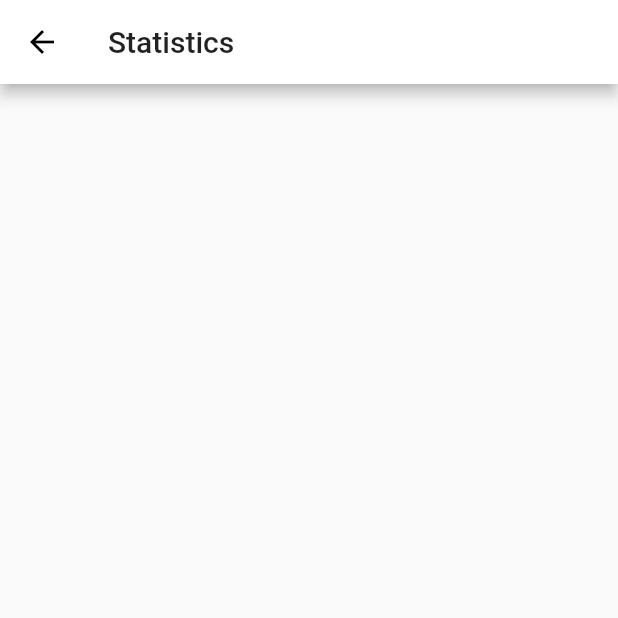
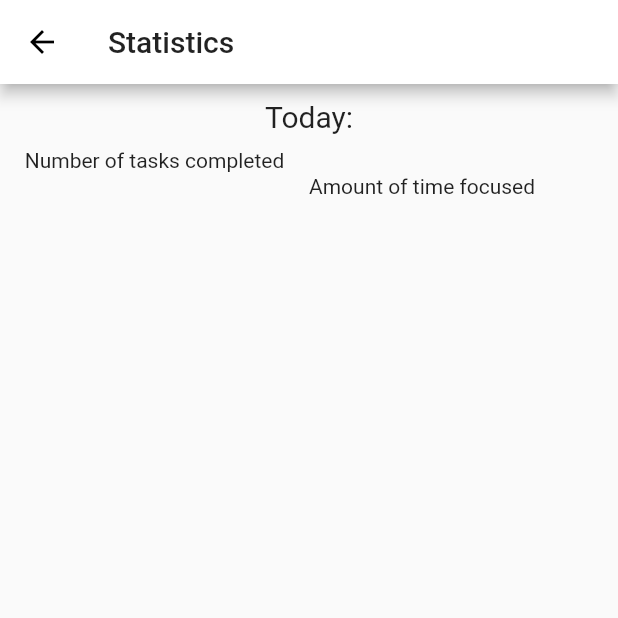
Before and after one commit to greyguy21/study_buddy, a Flutter app: the StatisticsPage screen opened by its route, on a phone screen of 412 x 824 dp, the top half of it. Run offline on Flutter 3.47's test engine with Material 2 defaults, Android fonts, the phone set to English and light mode, and no system bars; our stand-ins replace cloud_firestore, firebase_auth, firebase_core, flutter_colorpicker, page_transition, sliding_up_panel and 1 more; accounts and stored records are empty.

```diff
--- a/lib/screens/statistics.dart
+++ b/lib/screens/statistics.dart
@@ -17,13 +17,48 @@ class StatisticsPage extends StatefulWidget {
 }
 
 class _StatisticsPageState extends State<StatisticsPage> {
+  DateTime now = DateTime.now();
+  // String date = now.day.toString() + "/" + now.month.toString();
+  // int numTasks = ;
+
   @override
   Widget build(BuildContext context) {
     return Scaffold(
-          appBar: AppBar(
-            title: Text("Statistics"),
+      appBar: AppBar(
+        title: Text("Statistics"),
+      ),
+      body: ListView(
+        children: <Widget>[
+          Padding(
+            padding: const EdgeInsets.all(10.0),
+            child: Text(
+              "Today: ",
+              textAlign: TextAlign.center,
+              style: TextStyle(fontSize: 20),
+            ),
           ),
-          // body: ,
-        );
+          Row(
+            children: [
+              Container(
+                width: MediaQuery.of(context).size.width / 2,
+                child: Column(
+                  children: [
+                    Text('Number of tasks completed'),
+                    Text(
+                      '',
+                      style: TextStyle(fontSize: 30),
+                    ),
+                  ],
+                ),
+              ),
+              Container(
+                width: MediaQuery.of(context).size.width / 2,
+                child: Text('Amount of time focused'),
+              )
+            ],
+          ),
+        ],
+      ),
+    );
   }
 }
--- a/pubspec.yaml
+++ b/pubspec.yaml
@@ -36,7 +36,6 @@ dependencies:
   timeline_tile: ^2.0.0
 #  charts_flutter: ^0.10.0
   flutter_typeahead: ^3.1.3
-  flutter_tags: ^0.4.9+1
   flutter_material_color_picker: ^1.0.5
   sliding_up_panel: ^2.0.0+1
   flutter_colorpicker: ^0.4.0
```
Also changed, not shown: lib/screens/homepage.dart (+34 -60 lines), pubspec.lock.
